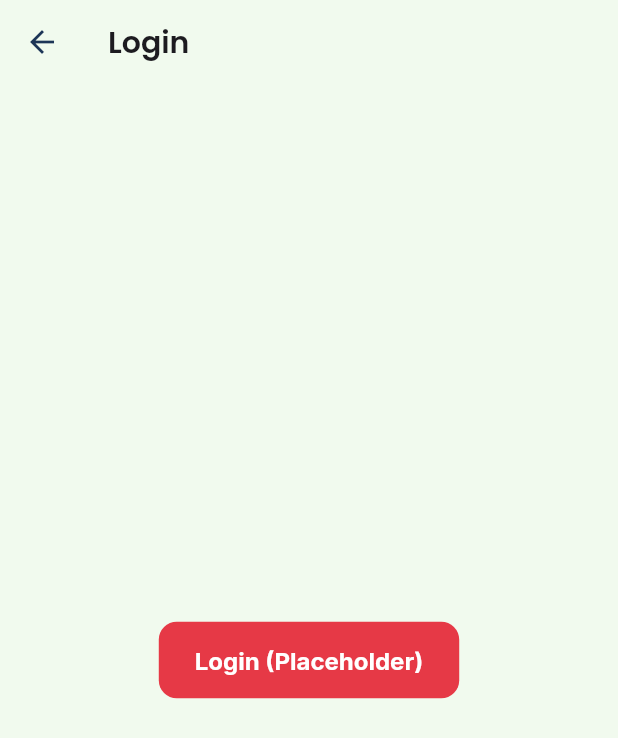
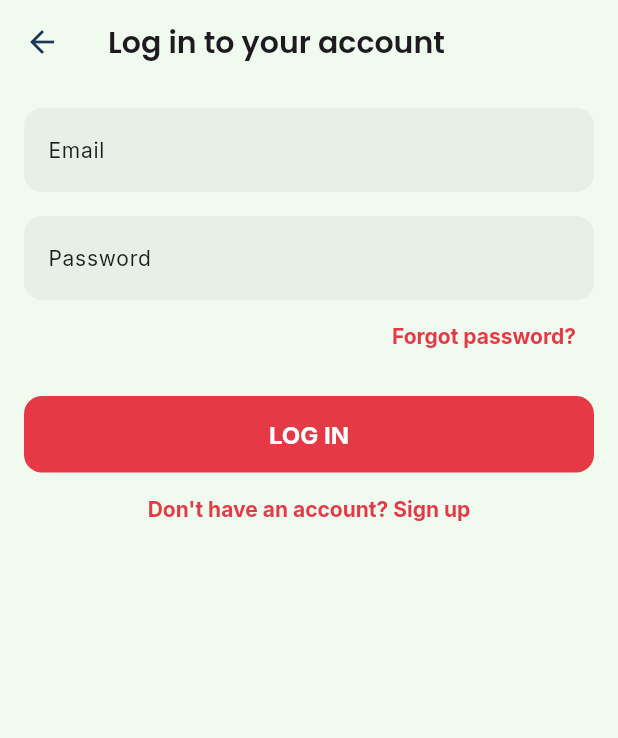
Before and after one commit to daphne-i/our-home, a Flutter app: the LoginScreen screen opened directly, on a phone screen of 412 x 824 dp. Shown: the top 738 px of the screen. Run offline on Flutter 3.47's test engine with Material 3 defaults, Android fonts, the phone set to English and light mode, and no system bars; our stand-ins replace eva_icons_flutter, firebase_auth, firebase_core, flutter_riverpod, google_fonts, shared_preferences; accounts and stored records are empty.

Commit message:
login screen layout

```diff
--- /dev/null
+++ b/devtools_options.yaml
@@ -0,0 +1,3 @@
+description: This file stores settings for Dart & Flutter DevTools.
+documentation: https://docs.flutter.dev/tools/devtools/extensions#configure-extension-enablement-states
+extensions:
--- a/lib/features/auth/presentation/screens/login_screen.dart
+++ b/lib/features/auth/presentation/screens/login_screen.dart
@@ -1,21 +1,87 @@
 import 'package:flutter/material.dart';
+import 'package:homely/features/auth/presentation/screens/register_screen.dart';
 
-class LoginScreen extends StatelessWidget {
+// --- Converted to StatefulWidget to hold controllers ---
+class LoginScreen extends StatefulWidget {
   const LoginScreen({super.key});
+
+  @override
+  State<LoginScreen> createState() => _LoginScreenState();
+}
+
+class _LoginScreenState extends State<LoginScreen> {
+  final _emailController = TextEditingController();
+  final _passwordController = TextEditingController();
+
+  @override
+  void dispose() {
+    _emailController.dispose();
+    _passwordController.dispose();
+    super.dispose();
+  }
+
+  void _logIn() {
+    // TODO: Add Firebase Auth logic here
+    final email = _emailController.text;
+    final password = _passwordController.text;
+    print(
+        'Logging in with $email and password: ${password.isNotEmpty ? "[HIDDEN]" : "[EMPTY]"}');
+    // On success, AuthGate will handle navigation
+  }
 
   @override
   Widget build(BuildContext context) {
     return Scaffold(
       appBar: AppBar(
-        title: const Text('Login'),
+        // --- Title from design doc ---
+        title: const Text('Log in to your account'),
       ),
-      body: Center(
-        child: FilledButton(
-          onPressed: () {
-            // TODO: Implement login logic
-            print('Login button pressed');
-          },
-          child: const Text('Login (Placeholder)'),
+      // --- Body with UI from design doc ---
+      body: Padding(
+        padding: const EdgeInsets.all(16.0),
+        child: Column(
+          crossAxisAlignment: CrossAxisAlignment.stretch,
+          children: [
+            TextField(
+              controller: _emailController,
+              decoration: const InputDecoration(labelText: 'Email'),
+              keyboardType: TextInputType.emailAddress,
+            ),
+            const SizedBox(height: 16),
+            TextField(
+              controller: _passwordController,
+              decoration: const InputDecoration(labelText: 'Password'),
+              obscureText: true,
+            ),
+            Align(
+              alignment: Alignment.centerRight,
+              child: TextButton(
+                onPressed: () {
+                  // TODO: Add forgot password flow
+                },
+                child: const Text('Forgot password?'),
+              ),
+            ),
+            const SizedBox(height: 16),
+            FilledButton(
+              onPressed: _logIn,
+              child: const Text('LOG IN'),
+            ),
+            Center(
+              child: TextButton(
+                onPressed: () {
+                  // Pop back to Welcome, then push to Register
+                  Navigator.pop(context);
+                  Navigator.push(
+                    context,
+                    MaterialPageRoute(
+                        builder: (context) => const RegisterScreen()),
+                  );
+                },
+                child: const Text("Don't have an account? Sign up"),
+              ),
+            )
+          ],
         ),
       ),
     );
--- a/lib/main_app_shell.dart
+++ b/lib/main_app_shell.dart
@@ -99,7 +99,7 @@ class _MainAppShellState extends ConsumerState<MainAppShell> {
   }
 
   @override
-  Widget build(BuildContextF) {
+  Widget build(BuildContext context) {
     final theme = Theme.of(context);
 
     return Scaffold(
```
Also changed, not shown: lib/features/auth/presentation/auth_gate.dart (+9 -4 lines), lib/features/auth/presentation/screens/register_screen.dart (+100 -0 lines), lib/features/auth/presentation/screens/welcome_screen.dart (+73 -0 lines), lib/features/auth/providers/auth_providers.dart (+8 -20 lines), lib/features/dashboard/presentation/screens/dashboard_screen.dart (+12 -5 lines), lib/main.dart (+9 -7 lines).
